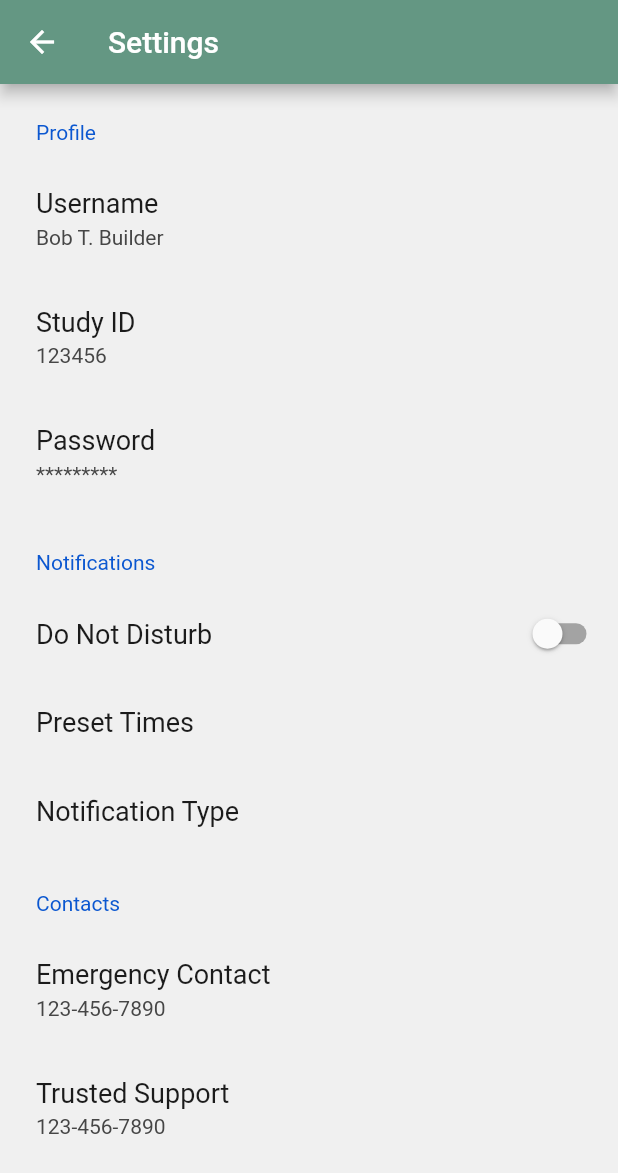
After one commit to sahilmahendrakar/ARCApp, a Flutter app: the SettingsScreen screen opened by its route, on a phone screen of 412 x 824 dp. The commit adds this screen. Shown: the top 1173 px of the screen. Run offline on Flutter 3.47's test engine with Material 2 defaults, Android fonts, the phone set to English and light mode, and no system bars; drawn by our look-alikes of settings_ui; our stand-ins replace firebase_auth, firebase_core; accounts and stored records are empty.

Commit message:
Created settings ui

```diff
--- a/lib/main.dart
+++ b/lib/main.dart
@@ -6,6 +6,7 @@ import 'package:arc_app/screens/Landing/landing_screen.dart';
 import 'package:arc_app/screens/Login/log_in_screen.dart';
 import 'package:arc_app/screens/Sign%20up/sign_up_screen.dart';
 import 'package:arc_app/screens/home.dart';
+import 'package:arc_app/screens/settings/settings_screen.dart';
 import 'package:firebase_auth/firebase_auth.dart';
 import 'package:firebase_core/firebase_core.dart';
 import 'package:flutter/material.dart';
@@ -69,7 +70,7 @@ class MyApp extends StatelessWidget {
         fontFamily: "Roboto",
         textTheme: TextTheme(
           bodyText1: TextStyle(color: kTextColor),
-          bodyText2: TextStyle(color: mTextColor),
+          bodyText2: TextStyle(color: kTextColor),
         ),
         visualDensity: VisualDensity.adaptivePlatformDensity,
       ),
--- a/lib/routes.dart
+++ b/lib/routes.dart
@@ -1,6 +1,7 @@
 import 'package:arc_app/auth/authentication_wrapper.dart';
 import 'package:arc_app/screens/Dashboard/dashboard_screen.dart';
 import 'package:arc_app/screens/Landing/landing_screen.dart';
+import 'package:arc_app/screens/settings/settings_screen.dart';
 import 'package:flutter/widgets.dart';
 import 'package:arc_app/screens/Login/log_in_screen.dart';
 import 'package:arc_app/screens/Sign up/sign_up_screen.dart';
@@ -14,4 +15,5 @@ final Map<String, WidgetBuilder> routes = {
   LogInScreen.routeName: (context) => LogInScreen(),
   Dashboard.routeName: (context) => Dashboard(),
   AuthenticationWrapper.routeName: (context) => AuthenticationWrapper(),
+  SettingsScreen.routeName: (context) => SettingsScreen()
 };
--- /dev/null
+++ b/lib/screens/settings/settings_screen.dart
@@ -0,0 +1,72 @@
+import 'package:flutter/material.dart';
+import 'package:settings_ui/settings_ui.dart';
+
+class SettingsScreen extends StatefulWidget {
+  const SettingsScreen({Key? key}) : super(key: key);
+  static String routeName = "/settings";
+
+  @override
+  _SettingsScreenState createState() => _SettingsScreenState();
+}
+
+class _SettingsScreenState extends State<SettingsScreen> {
+  bool doNotDisturb = false;
+
+  @override
+  Widget build(BuildContext context) {
+    return Scaffold(
+      appBar: AppBar(title: Text("Settings"),),
+        body: SettingsList(
+      sections: [
+        SettingsSection(
+          title: 'Profile',
+          tiles: [
+            SettingsTile(
+              title: 'Username',
+              subtitle: 'Bob T. Builder',
+              onPressed: (context) {},
+            ),
+            SettingsTile(
+              title: 'Study ID',
+              subtitle: '123456',
+              onPressed: (context) {},
+            ),
+            SettingsTile(
+              title: 'Password',
+              subtitle: '*********',
+              onPressed: (context) {},
+            )
+          ],
+        ),
+        SettingsSection(
+          title: 'Notifications',
+          tiles: [
+            SettingsTile.switchTile(
+                title: 'Do Not Disturb',
+                switchValue: doNotDisturb,
+                onToggle: (value) {
+                  setState(() {
+                    doNotDisturb = value;
+                  });
+                }),
+            SettingsTile(title: 'Preset Times'),
+            SettingsTile(title: 'Notification Type')
+          ],
+        ),
+        SettingsSection(
+          title: 'Contacts',
+          tiles: [
+            SettingsTile(
+              title: 'Emergency Contact',
+              subtitle: '123-456-7890',
+            ),
+            SettingsTile(
+              title: 'Trusted Support',
+              subtitle: '123-456-7890',
+            ),
+          ],
+        )
+      ],
+    ));
+  }
+}
--- a/pubspec.yaml
+++ b/pubspec.yaml
@@ -33,6 +33,8 @@ dependencies:
   cupertino_icons: ^1.0.2
   flutter_svg: ^0.17.4    #help us to use SVG in our app
   provider: ^5.0.0        #for State management
+
+  settings_ui: ^1.0.0
 
 dev_dependencies:
   flutter_test:
```
Also changed, not shown: pubspec.lock.
